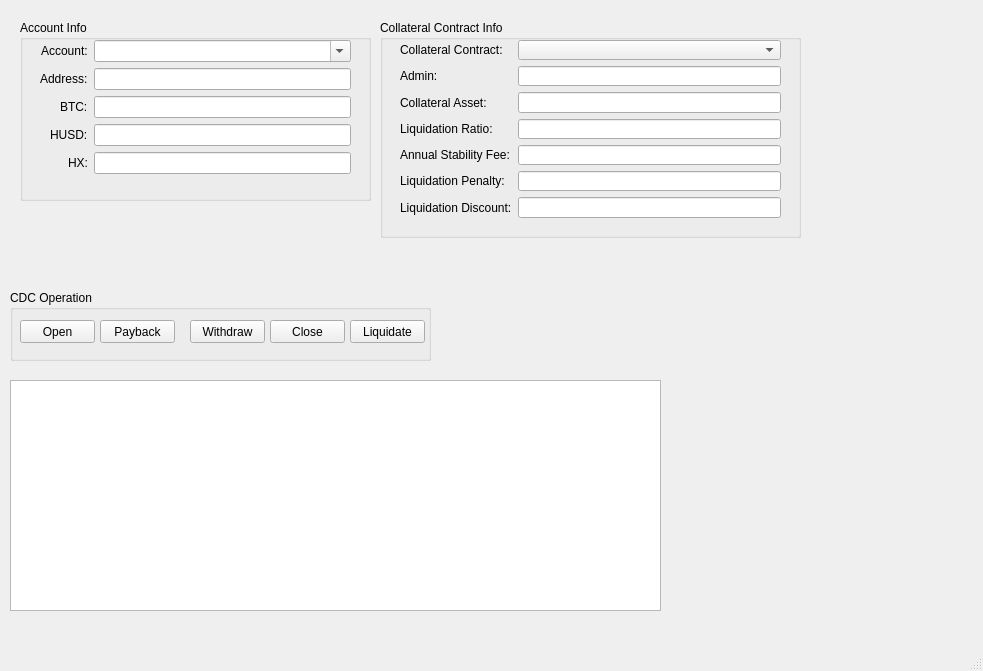
This is examples/pcm_main.ui in hyperdao/stable_coin_python_sdk as Qt 5 draws it before an edit. The edited form follows.
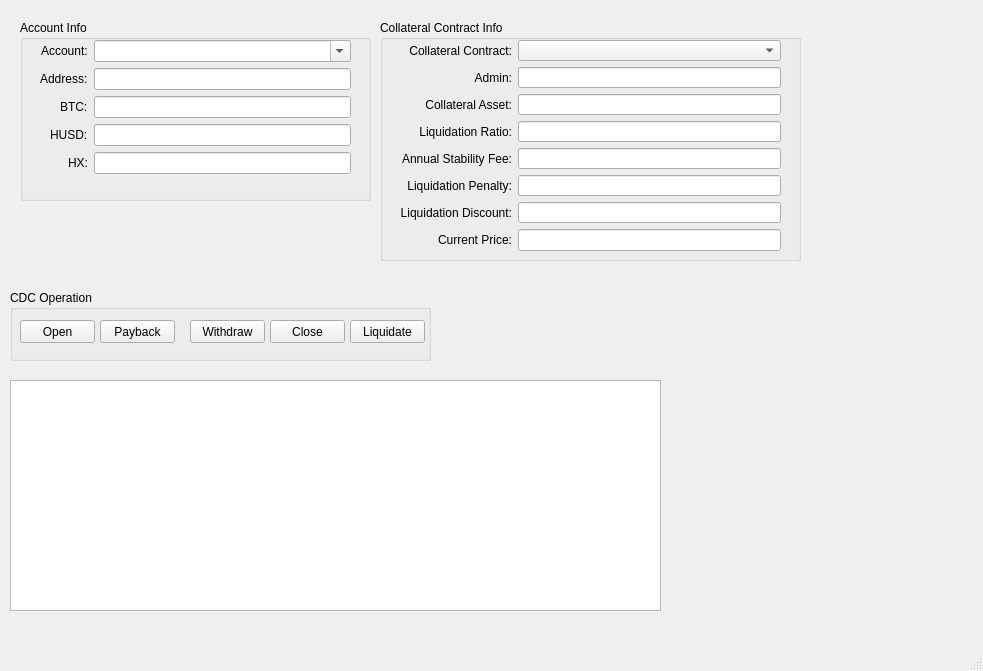
This is the edited form.

The edit to the form file:
```diff
--- a/examples/pcm_main.ui
+++ b/examples/pcm_main.ui
@@ -130,7 +130,7 @@
       <x>380</x>
       <y>20</y>
       <width>421</width>
-      <height>218</height>
+      <height>241</height>
      </rect>
     </property>
     <property name="title">
@@ -142,15 +142,21 @@
        <x>20</x>
        <y>20</y>
        <width>381</width>
-       <height>178</height>
+       <height>211</height>
       </rect>
      </property>
      <layout class="QFormLayout" name="formLayout_3">
+      <property name="labelAlignment">
+       <set>Qt::AlignRight|Qt::AlignTrailing|Qt::AlignVCenter</set>
+      </property>
       <item row="0" column="0">
        <widget class="QLabel" name="label_2">
         <property name="text">
          <string>Collateral Contract:</string>
         </property>
+        <property name="alignment">
+         <set>Qt::AlignRight|Qt::AlignTrailing|Qt::AlignVCenter</set>
+        </property>
        </widget>
       </item>
       <item row="0" column="1">
@@ -161,6 +167,9 @@
         <property name="text">
          <string>Admin:</string>
         </property>
+        <property name="alignment">
+         <set>Qt::AlignRight|Qt::AlignTrailing|Qt::AlignVCenter</set>
+        </property>
        </widget>
       </item>
       <item row="1" column="1">
@@ -171,6 +180,9 @@
         <property name="text">
          <string>Collateral Asset:</string>
         </property>
+        <property name="alignment">
+         <set>Qt::AlignRight|Qt::AlignTrailing|Qt::AlignVCenter</set>
+        </property>
        </widget>
       </item>
       <item row="2" column="1">
@@ -181,6 +193,9 @@
         <property name="text">
          <string>Liquidation Ratio:</string>
         </property>
+        <property name="alignment">
+         <set>Qt::AlignRight|Qt::AlignTrailing|Qt::AlignVCenter</set>
+        </property>
        </widget>
       </item>
       <item row="3" column="1">
@@ -191,6 +206,9 @@
         <property name="text">
          <string>Annual Stability Fee:</string>
         </property>
+        <property name="alignment">
+         <set>Qt::AlignRight|Qt::AlignTrailing|Qt::AlignVCenter</set>
+        </property>
        </widget>
       </item>
       <item row="4" column="1">
@@ -201,6 +219,9 @@
         <property name="text">
          <string>Liquidation Penalty:</string>
         </property>
+        <property name="alignment">
+         <set>Qt::AlignRight|Qt::AlignTrailing|Qt::AlignVCenter</set>
+        </property>
        </widget>
       </item>
       <item row="5" column="1">
@@ -211,11 +232,27 @@
         <property name="text">
          <string>Liquidation Discount:</string>
         </property>
+        <property name="alignment">
+         <set>Qt::AlignRight|Qt::AlignTrailing|Qt::AlignVCenter</set>
+        </property>
        </widget>
       </item>
       <item row="6" column="1">
        <widget class="QLineEdit" name="liquidationDiscount"/>
       </item>
+      <item row="7" column="1">
+       <widget class="QLineEdit" name="currentPrice"/>
+      </item>
+      <item row="7" column="0">
+       <widget class="QLabel" name="label_9">
+        <property name="text">
+         <string>Current Price:</string>
+        </property>
+        <property name="alignment">
+         <set>Qt::AlignRight|Qt::AlignTrailing|Qt::AlignVCenter</set>
+        </property>
+       </widget>
+      </item>
      </layout>
     </widget>
    </widget>
```
